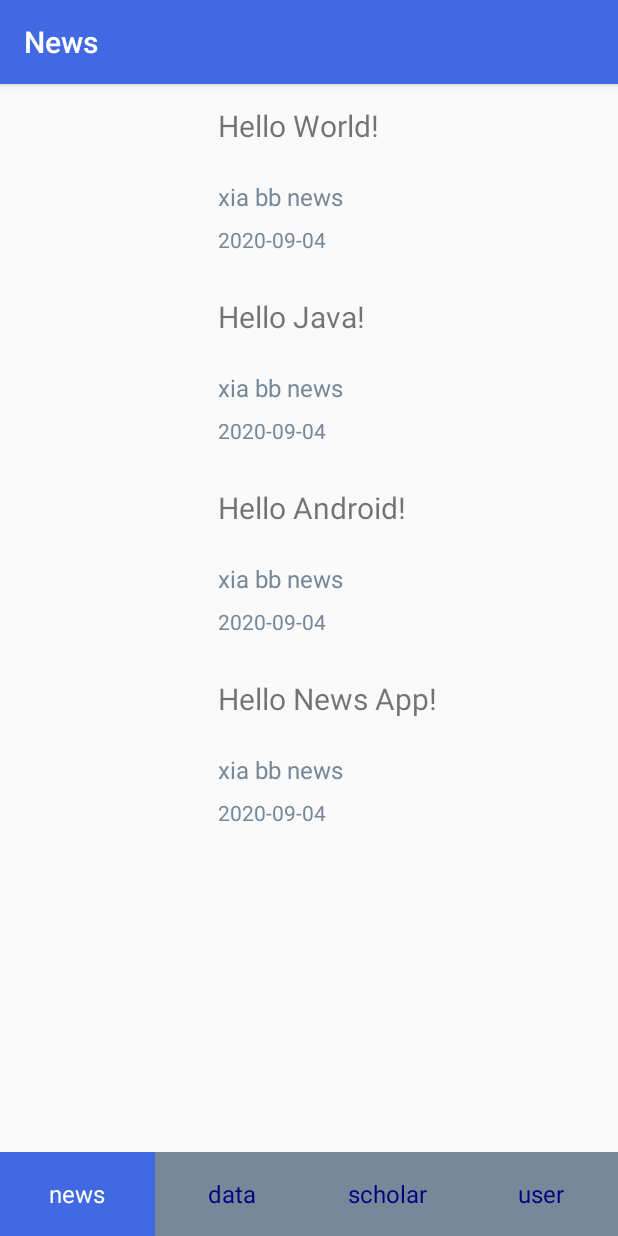
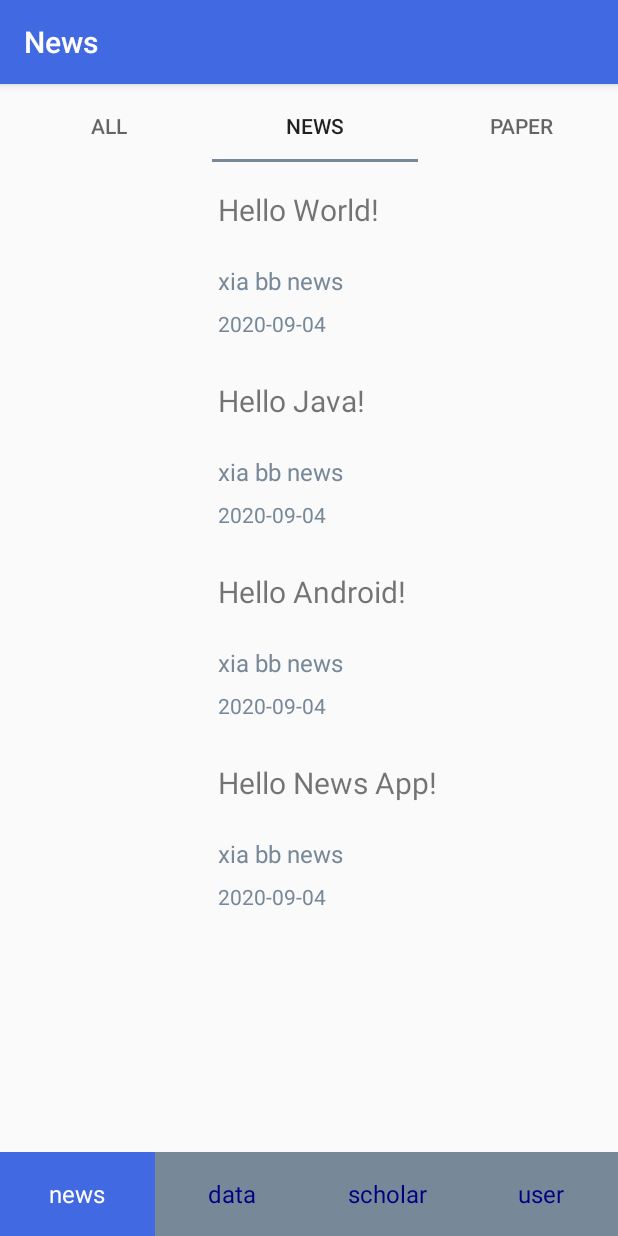
Before and after one commit to gloriallluo/News, an Android app: the screen it shows after launch (MainActivity), on a phone screen of 412 x 824 dp. Run offline under Robolectric (Android 15) with nearby library versions, the phone set to English and light mode, and no system bars.

Commit message:
add class AllNewsFragment

```diff
--- /dev/null
+++ b/app/src/main/java/com/java/jingjia/ui/AllNewsFragment.java
@@ -0,0 +1,153 @@
+package com.java.jingjia.ui;
+
+import android.app.Activity;
+import android.os.Bundle;
+import android.util.Log;
+import android.view.LayoutInflater;
+import android.view.View;
+import android.view.ViewGroup;
+
+import androidx.annotation.NonNull;
+import androidx.annotation.Nullable;
+import androidx.fragment.app.Fragment;
+import androidx.fragment.app.FragmentManager;
+import androidx.fragment.app.FragmentPagerAdapter;
+import androidx.viewpager.widget.ViewPager;
+
+import com.google.android.material.tabs.TabLayout;
+import com.java.jingjia.R;
+
+import java.util.ArrayList;
+import java.util.List;
+
+/**
+ * 具有显示新闻分类功能的滑动列表
+ * TODO: 增加添加和删除功能
+ */
+public class AllNewsFragment extends Fragment {
+
+    private String TAG = "AllNewsFragment";
+    private Activity mActivity;
+    private TabLayout mTabLayout;
+    private ViewPager mViewPager;
+    private String[] catIndicators = {"all", "news", "paper"};
+    private FragmentManager fgManager;
+    private FragmentPagerAdapter mFgAdapter;
+    private List<NewsFragment> mFragments;
+
+    public AllNewsFragment(Activity activity) {
+        mActivity = activity;
+    }
+
+    @Nullable
+    @Override
+    public View onCreateView(@NonNull LayoutInflater inflater, @Nullable ViewGroup container, @Nullable Bundle savedInstanceState) {
+        View view = inflater.inflate(R.layout.fragment_allnews, container, false);
+        bindViews(view);
+        initFragments();
+        fgManager = getChildFragmentManager();
+        mFgAdapter = new AllNewsFragmentPagerAdapter(fgManager, mFragments);
+        mViewPager.setOffscreenPageLimit(catIndicators.length - 1);
+        mViewPager.setAdapter(mFgAdapter);
+        initTabs();
+        setListeners();
+        mTabLayout.getTabAt(1).select();
+        return view;
+    }
+
+    /**
+     * 绑定组件
+     */
+    private void bindViews(View view) {
+        mTabLayout = view.findViewById(R.id.all_news_tabs);
+        mViewPager = view.findViewById(R.id.all_news_vp);
+    }
+
+    /**
+     * 初始化顶端的标签
+     */
+    private void initTabs() {
+        for (String cat: catIndicators) {
+            Log.d(TAG, "initTabs: " + cat);
+            mTabLayout.addTab(mTabLayout.newTab());
+        }
+        mTabLayout.setupWithViewPager(mViewPager);
+        for (int i = 0; i < mTabLayout.getTabCount(); i++) {
+            mTabLayout.getTabAt(i).setText(catIndicators[i]);
+        }
+    }
+
+    /**
+     * 初始化每个类别新闻的Fragment
+     */
+    private void initFragments() {
+        mFragments = new ArrayList<>();
+        NewsFragment a = new NewsFragment(mActivity);
+        NewsFragment b = new NewsFragment(mActivity);
+        NewsFragment c = new NewsFragment(mActivity);
+        mFragments.add(a);
+        mFragments.add(b);
+        mFragments.add(c);
+    }
+
+    /**
+     * 设置监听器
+     * 页面滑动时以及改变所选的标签时都可以更换显示的新闻碎片
+     */
+    private void setListeners() {
+        mViewPager.addOnPageChangeListener(new ViewPager.OnPageChangeListener() {
+            @Override
+            public void onPageScrolled(int position, float positionOffset, int positionOffsetPixels) { }
+
+            @Override
+            public void onPageSelected(int position) {
+                TabLayout.Tab tab = mTabLayout.getTabAt(position);
+                try {
+                    tab.select();
+                } catch (NullPointerException e) {
+                    e.printStackTrace();
+                }
+            }
+
+            @Override
+            public void onPageScrollStateChanged(int state) { }
+        });
+
+        mTabLayout.addOnTabSelectedListener(new TabLayout.OnTabSelectedListener() {
+            @Override
+            public void onTabSelected(TabLayout.Tab tab) {
+                mViewPager.setCurrentItem(tab.getPosition());
+            }
+
+            @Override
+            public void onTabUnselected(TabLayout.Tab tab) { }
+
+            @Override
+            public void onTabReselected(TabLayout.Tab tab) { }
+        });
+    }
+
+    /**
+     * Inner class AllNewsFragmentPagerAdapter
+     */
+    private class AllNewsFragmentPagerAdapter extends FragmentPagerAdapter {
+        private List<NewsFragment> mFragments;
+
+        public AllNewsFragmentPagerAdapter(FragmentManager manager, List<NewsFragment> fragments) {
+            super(manager);
+            mFragments = fragments;
+        }
+
+        @Override
+        public Fragment getItem(int position) {
+            if (mFragments != null) return mFragments.get(position);
+            else return null;
+        }
+
+        @Override
+        public int getCount() {
+            if (mFragments != null) return mFragments.size();
+            else return 0;
+        }
+    }
+}
--- a/app/src/main/java/com/java/jingjia/ui/MainActivity.java
+++ b/app/src/main/java/com/java/jingjia/ui/MainActivity.java
@@ -3,20 +3,15 @@ package com.java.jingjia.ui;
 import androidx.appcompat.app.AppCompatActivity;
 import androidx.fragment.app.Fragment;
 import androidx.fragment.app.FragmentManager;
-import androidx.fragment.app.FragmentPagerAdapter;
-import androidx.viewpager.widget.ViewPager;
+import androidx.fragment.app.FragmentTransaction;
 
 import android.os.Bundle;
 import android.util.Log;
+import android.widget.FrameLayout;
 import android.widget.RadioButton;
 import android.widget.RadioGroup;
 
-import com.google.android.material.tabs.TabLayout;
 import com.java.jingjia.R;
-
-import java.util.ArrayList;
-import java.util.LinkedList;
-import java.util.List;
 
 /**
  * Main page of the News App.
@@ -24,15 +19,14 @@ import java.util.List;
 public class MainActivity extends AppCompatActivity {
 
     private String TAG = "MainActivity";
-    private ViewPager mViewPager;
+    private FrameLayout mFrameLayout;
     private RadioGroup mRadioGroup;
-    private List<Fragment> mFragments;
     private Fragment fgNews;
     private Fragment fgData;
     private Fragment fgScholar;
     private Fragment fgUser;
     private FragmentManager fgManager;
-    private FragmentPagerAdapter mFgAdapter;
+//    private FragmentPagerAdapter mFgAdapter;
 
     @Override
     protected void onCreate(Bundle savedInstanceState) {
@@ -40,99 +34,78 @@ public class MainActivity extends AppCompatActivity {
         super.onCreate(savedInstanceState);
         setContentView(R.layout.activity_main);
         bindViews();
-        initFragments();
         fgManager = getSupportFragmentManager();
-        mFgAdapter = new MainFragmentPagerAdapter(fgManager, mFragments);
-        mViewPager.setOffscreenPageLimit(3);
-        mViewPager.setAdapter(mFgAdapter);
         setListeners();
+        RadioButton btnNews = findViewById(R.id.tab_news);
+        btnNews.setChecked(true);
     }
 
-    @Override
-    protected void onDestroy() {
-        super.onDestroy();
-    }
-
+    /**
+     * 绑定组件
+     */
     private void bindViews() {
-        mViewPager = findViewById(R.id.main_vp);
+        mFrameLayout = findViewById(R.id.main_fl);
         mRadioGroup = findViewById(R.id.tabs_rg);
     }
 
     /**
-     * Create three Fragments,
-     * which are the news page, covid-data page and the user page
-     */
-    private void initFragments() {
-        mFragments = new ArrayList<>();
-        fgNews = new NewsFragment(MainActivity.this);
-        fgData = new DataFragment(MainActivity.this);
-        fgScholar = new ScholarFragment(MainActivity.this);
-        fgUser = new UserFragment(MainActivity.this);
-        mFragments.add(fgNews);
-        mFragments.add(fgData);
-        mFragments.add(fgScholar);
-        mFragments.add(fgUser);
-    }
-
-    /**
-     * Set OnPageChangeListener to the ViewPager and
-     * OnCheckedChangeListener to the RadioGroup
+     * Set OnCheckedChangeListener to the RadioGroup
+     * 点击某个RadioButton时显示对应Fragment
      */
     private void setListeners() {
-        mViewPager.addOnPageChangeListener(new ViewPager.OnPageChangeListener() {
-            @Override
-            public void onPageScrolled(int position, float positionOffset, int positionOffsetPixels) { }
-
-            @Override
-            public void onPageSelected(int position) {
-                RadioButton r = (RadioButton) mRadioGroup.getChildAt(position);
-                r.setChecked(true);
-            }
-
-            @Override
-            public void onPageScrollStateChanged(int state) { }
-        });
-
         mRadioGroup.setOnCheckedChangeListener(new RadioGroup.OnCheckedChangeListener() {
             @Override
             public void onCheckedChanged(RadioGroup group, int checkedId) {
+                FragmentTransaction fgTransaction = fgManager.beginTransaction();
+                hideAllFragments(fgTransaction);
                 switch (checkedId) {
                     case R.id.tab_news:
-                        mViewPager.setCurrentItem(0); break;
+                        Log.d(TAG, "onCheckedChanged: news");
+                        if (fgNews == null) {
+                            fgNews = new AllNewsFragment(MainActivity.this);
+                            fgTransaction.add(R.id.main_fl, fgNews);
+                        } else {
+                            fgTransaction.show(fgNews);
+                        } break;
                     case R.id.tab_data:
-                        mViewPager.setCurrentItem(1); break;
+                        Log.d(TAG, "onCheckedChanged: data");
+                        if (fgData == null) {
+                            fgData = new DataFragment(MainActivity.this);
+                            fgTransaction.add(R.id.main_fl, fgData);
+                        } else {
+                            fgTransaction.show(fgData);
+                        } break;
                     case R.id.tab_scholar:
-                        mViewPager.setCurrentItem(2); break;
+                        Log.d(TAG, "onCheckedChanged: scholar");
+                        if (fgScholar == null) {
+                            fgScholar = new ScholarFragment(MainActivity.this);
+                            fgTransaction.add(R.id.main_fl, fgScholar);
+                        } else {
+                            fgTransaction.show(fgScholar);
+                        } break;
                     case R.id.tab_user:
-                        mViewPager.setCurrentItem(3); break;
+                        Log.d(TAG, "onCheckedChanged: user");
+                        if (fgUser == null) {
+                            fgUser = new UserFragment(MainActivity.this);
+                            fgTransaction.add(R.id.main_fl, fgUser);
+                        } else {
+                            fgTransaction.show(fgUser);
+                        } break;
                     default:
                         break;
                 }
+                fgTransaction.commit();
         }});
     }
 
     /**
-     * Inner class MainFragmentPagerAdapter
-     * to manage the Fragments
+     * 私有方法，将所有Fragment隐藏
+     * 为之后的show()方法作准备
      */
-    private class MainFragmentPagerAdapter extends FragmentPagerAdapter {
-        private List<Fragment> mFragments;
-
-        public MainFragmentPagerAdapter(FragmentManager manager, List<Fragment> fragments) {
-            super(manager);
-            mFragments = fragments;
-        }
-
-        @Override
-        public Fragment getItem(int position) {
-            if (mFragments != null) return mFragments.get(position);
-            else return null;
-        }
-
-        @Override
-        public int getCount() {
-            if (mFragments != null) return mFragments.size();
-            else return 0;
-        }
-    }   /* inner class mainFragmentPagerAdapter */
+    private void hideAllFragments(FragmentTransaction fgTransaction) {
+        if (fgNews != null) fgTransaction.hide(fgNews);
+        if (fgData != null) fgTransaction.hide(fgData);
+        if (fgScholar != null) fgTransaction.hide(fgScholar);
+        if (fgUser != null) fgTransaction.hide(fgUser);
+    }
 }
--- a/app/src/main/java/com/java/jingjia/ui/NewsFragment.java
+++ b/app/src/main/java/com/java/jingjia/ui/NewsFragment.java
@@ -36,6 +36,7 @@ public class NewsFragment extends Fragment {
     @Nullable
     @Override
     public View onCreateView(@NonNull LayoutInflater inflater, @Nullable ViewGroup container, @Nullable Bundle savedInstanceState) {
+        Log.d(TAG, "onCreateView: 1");
         View view = inflater.inflate(R.layout.fragment_news, container, false);
         mAdapter = new NewsListAdapter(mActivity);
         mRecyclerView = view.findViewById(R.id.news_rv);
--- a/app/src/main/res/layout/activity_main.xml
+++ b/app/src/main/res/layout/activity_main.xml
@@ -11,8 +11,8 @@
         android:layout_width="match_parent"
         android:layout_height="match_parent">
 
-        <androidx.viewpager.widget.ViewPager
-            android:id="@+id/main_vp"
+        <FrameLayout
+            android:id="@+id/main_fl"
             android:layout_width="match_parent"
             android:layout_height="match_parent"
             android:layout_above="@id/tabs_rg"
@@ -39,8 +39,7 @@
                 android:layout_height="match_parent"
                 android:layout_width="match_parent"
                 android:layout_weight="1"
-                android:button="@null"
-                android:checked="true" />
+                android:button="@null" />
 
             <RadioButton
                 android:id="@+id/tab_data"
--- /dev/null
+++ b/app/src/main/res/layout/fragment_allnews.xml
@@ -0,0 +1,17 @@
+<?xml version="1.0" encoding="utf-8"?>
+<LinearLayout xmlns:android="http://schemas.android.com/apk/res/android"
+    android:orientation="vertical" android:layout_width="match_parent"
+    android:layout_height="match_parent">
+
+    <com.google.android.material.tabs.TabLayout
+        android:id="@+id/all_news_tabs"
+        android:layout_width="match_parent"
+        android:layout_height="wrap_content"
+        android:padding="4dp" />
+
+    <androidx.viewpager.widget.ViewPager
+        android:id="@+id/all_news_vp"
+        android:layout_width="match_parent"
+        android:layout_height="wrap_content" />
+
+</LinearLayout>
```
